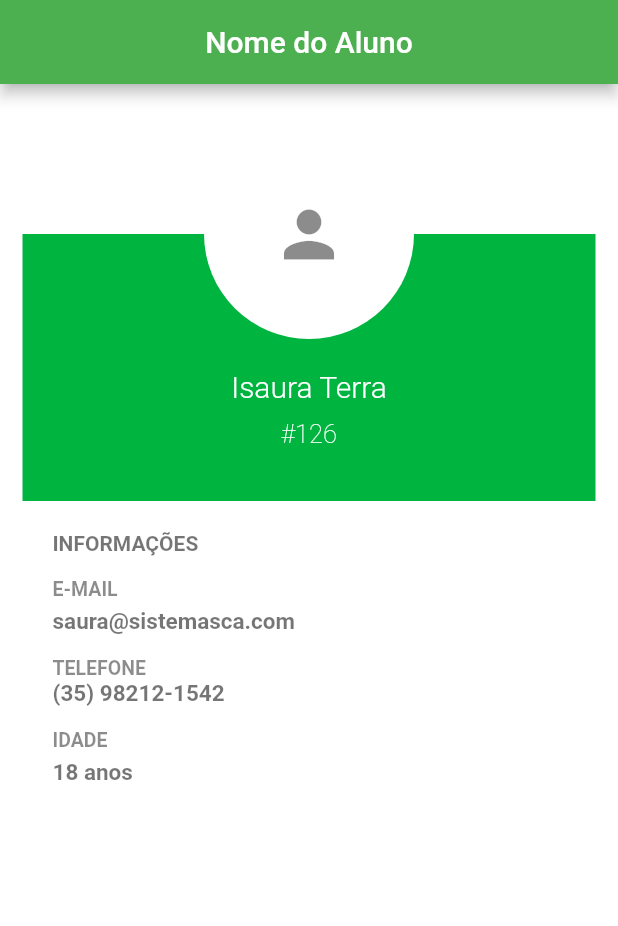
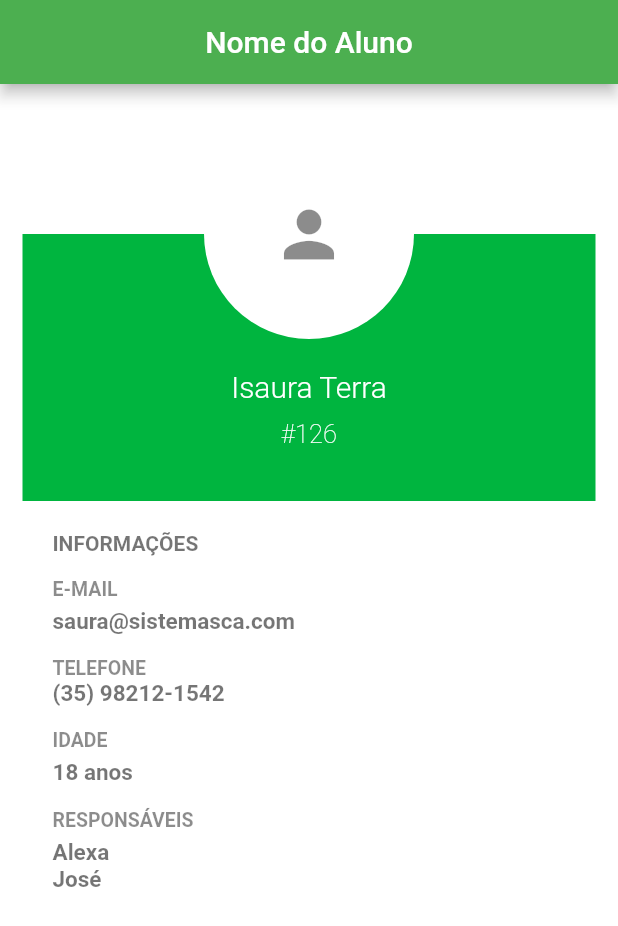
Before and after one commit to Danielmtdc16/infoEduApp, a Flutter app: the screen it shows after launch, on a phone screen of 412 x 824 dp. Shown: the top 926 px of the screen. Run offline on Flutter 3.47's test engine with Material 2 defaults, Android fonts, the phone set to English and light mode, and no system bars; missing offline and left inert: dart:ffi.

Commit message:
ListView para gerar responsáveis.

```diff
--- a/lib/pages/profile_screen.dart
+++ b/lib/pages/profile_screen.dart
@@ -71,10 +71,10 @@ class _ProfileScreenState extends State<ProfileScreen> {
                 color: Colors.white,
                 padding: const EdgeInsets.all(20.0),
                 width: double.infinity,
-                child: const Column(
+                child: Column(
                   crossAxisAlignment: CrossAxisAlignment.start,
                   children: [
-                    Text(
+                    const Text(
                       "INFORMAÇÕES",
                       style: TextStyle(
                         color: Colors.black54,
@@ -82,33 +82,51 @@ class _ProfileScreenState extends State<ProfileScreen> {
                       ),
                     ),
                     kSpaceBetweenLabels,
-                    Text("E-MAIL", style: klabelText),
+                    const Text(
+                      "E-MAIL",
+                      style: klabelText,
+                    ),
                     kSpaceBetweenInfoText,
-                    Text(
+                    const Text(
                       "saura@sistemasca.com",
                       style: kinfoText,
                     ),
                     kSpaceBetweenLabels,
-                    Text(
+                    const Text(
                       "TELEFONE",
                       style: klabelText,
                     ),
-                    Text(
+                    const Text(
                       "(35) 98212-1542",
                       style: kinfoText,
                     ),
                     kSpaceBetweenLabels,
-                    Text(
+                    const Text(
                       "IDADE",
                       style: klabelText,
                     ),
                     kSpaceBetweenInfoText,
-                    Text(
+                    const Text(
                       "18 anos",
                       style: kinfoText,
                     ),
                     kSpaceBetweenLabels,
-
+                    const Text(
+                      "RESPONSÁVEIS",
+                      style: klabelText,
+                    ),
+                    kSpaceBetweenInfoText,
+                    ListView.builder(
+                      shrinkWrap: true,
+                      physics: const BouncingScrollPhysics(),
+                      itemCount: responsibles.length,
+                      itemBuilder: (context, index) {
+                        return Text(
+                          responsibles[index],
+                          style: kinfoText,
+                        );
+                      }
+                    ),
                   ],
                 ),
               ),
```
